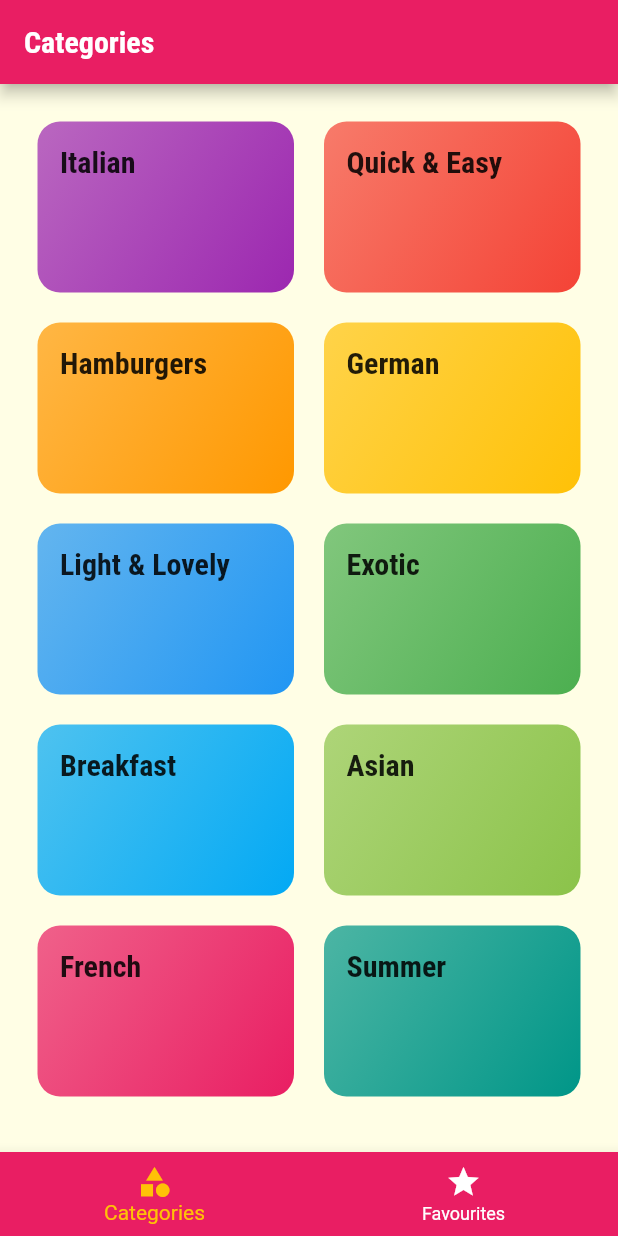
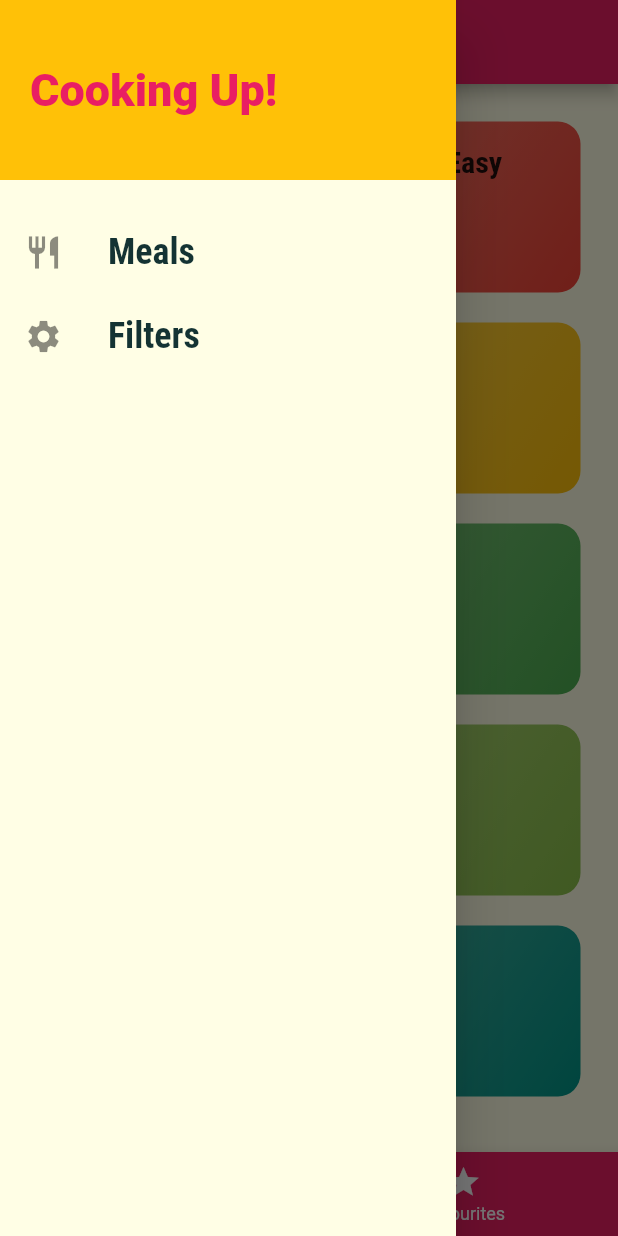
Before and after one commit to agata-miko/meal_app, a Flutter app: the screen it shows after launch, with the side drawer open (before the commit the screen has no drawer), on a phone screen of 412 x 824 dp. Run offline on Flutter 3.47's test engine with Material 2 defaults, Android fonts, the phone set to English and light mode, and no system bars.

Commit message:
module 176- drawer added

```diff
--- a/lib/screens/tabs_screen.dart
+++ b/lib/screens/tabs_screen.dart
@@ -1,6 +1,7 @@
 import 'package:flutter/material.dart';
 import './categories_screen.dart';
 import './favourites_screen.dart';
+import '../widgets/main_drawer.dart';
 
 class TabsScreen extends StatefulWidget {
   const TabsScreen({Key? key}) : super(key: key);
@@ -28,6 +29,7 @@
       appBar: AppBar(
         title: Text(_pages[_selectedPageIndex]['title'] as String),
       ),
+      drawer: MainDrawer(),
       body: _pages[_selectedPageIndex]['page'] as Widget,
       bottomNavigationBar: BottomNavigationBar(
         onTap: _selectPage,
--- /dev/null
+++ b/lib/widgets/main_drawer.dart
@@ -0,0 +1,52 @@
+import 'package:flutter/material.dart';
+
+class MainDrawer extends StatelessWidget {
+  const MainDrawer({Key? key}) : super(key: key);
+
+  Widget buildListTile(String title, IconData icon) {
+    return ListTile(
+      leading: Icon(
+        icon,
+        size: 26,
+      ),
+      title: Text(
+        title,
+        style: TextStyle(
+            fontFamily: 'RobotoCondensed',
+            fontSize: 24,
+            fontWeight: FontWeight.bold),
+      ),
+      onTap: () {},
+    );
+  }
+
+  @override
+  Widget build(BuildContext context) {
+    return Drawer(
+      child: Column(
+        children: <Widget>[
+          Container(
+            height: 120,
+            width: double.infinity,
+            padding: EdgeInsets.all(20),
+            alignment: Alignment.centerLeft,
+            color: Theme.of(context).colorScheme.secondary,
+            child: Text(
+              'Cooking Up!',
+              style: TextStyle(
+                fontWeight: FontWeight.w900,
+                fontSize: 30,
+                color: Theme.of(context).colorScheme.primary,
+              ),
+            ),
+          ),
+          SizedBox(
+            height: 20,
+          ),
+          buildListTile('Meals', Icons.restaurant),
+          buildListTile('Filters', Icons.settings),
+        ],
+      ),
+    );
+  }
+}
```
